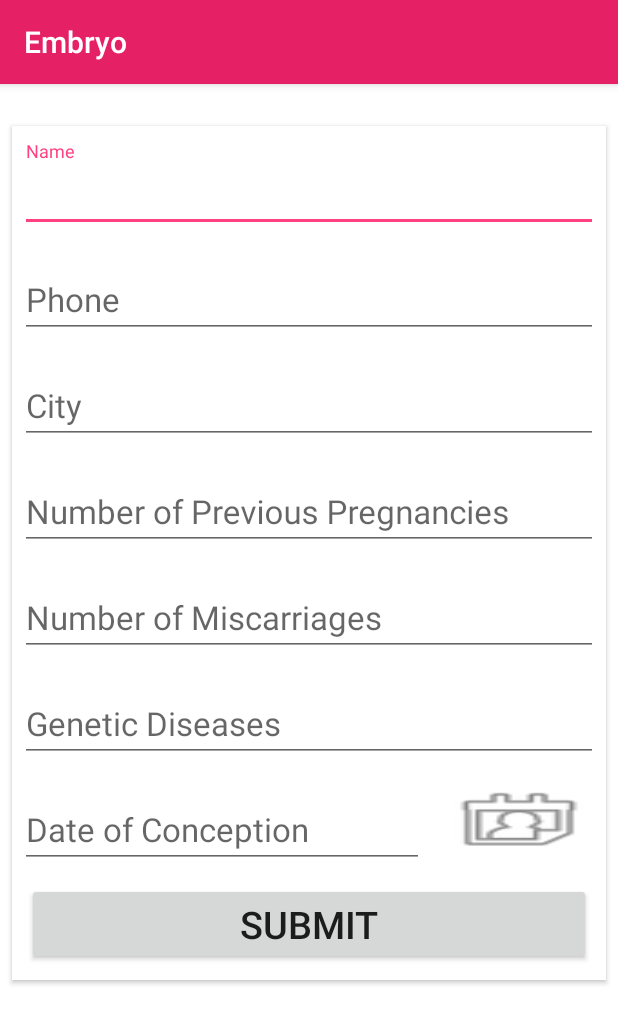
After one commit to rahul2307/Embryo, an Android app: the RegisterActivity screen opened directly, with no data from a screen before it, on a phone screen of 412 x 824 dp. The commit adds this screen. Shown: the top 1024 px of the screen. Run offline under Robolectric (Android 15) with nearby library versions, the phone set to English and light mode, and no system bars.

Commit message:
Register Activity Done

```diff
--- a/app/build.gradle
+++ b/app/build.gradle
@@ -27,4 +27,6 @@ dependencies {
     compile 'com.squareup.retrofit2:converter-gson:2.0.0'
     compile 'com.android.support:design:23.4.0'
     compile 'com.android.support:support-v4:23.4.0'
+    compile 'com.android.support:cardview-v7:23.4.0'
+    compile 'com.android.support:recyclerview-v7:23.4.0'
 }
--- a/app/src/main/java/com/savages/embryo/embryo/Bean/Constants.java
+++ b/app/src/main/java/com/savages/embryo/embryo/Bean/Constants.java
@@ -4,11 +4,11 @@ package com.savages.embryo.embryo.Bean;
  * Created by Asus on 04-02-2017.
  */
 public class Constants {
-    public static final String BASE_URL = "http://10.0.2.2/";
+    public static final String BASE_URL = "http://192.168.43.134/";
     public static final String REGISTER_OPERATION = "register";
     public static final String LOGIN_OPERATION = "login";
 
-
+    public static final String PREFERENCE_NAME = "pref";
     public static final String SUCCESS = "success";
     public static final String FAILURE = "failure";
     public static final String NEW_USER= "new_user";
--- /dev/null
+++ b/app/src/main/java/com/savages/embryo/embryo/Server/RegisterActivity.java
@@ -0,0 +1,137 @@
+package com.savages.embryo.embryo.Server;
+
+import android.app.Fragment;
+import android.app.FragmentTransaction;
+import android.content.Context;
+import android.content.SharedPreferences;
+import android.support.v7.app.AppCompatActivity;
+import android.os.Bundle;
+import android.support.v7.widget.AppCompatButton;
+import android.util.Log;
+import android.view.View;
+import android.widget.Button;
+import android.widget.EditText;
+import android.widget.Toast;
+
+import com.savages.embryo.embryo.Bean.Constants;
+import com.savages.embryo.embryo.Bean.Patient;
+import com.savages.embryo.embryo.R;
+
+import retrofit2.Call;
+import retrofit2.Callback;
+import retrofit2.Retrofit;
+import retrofit2.converter.gson.GsonConverterFactory;
+
+public class RegisterActivity extends AppCompatActivity {
+    private EditText name;
+    private EditText phone;
+    private EditText city;
+    private EditText nopp;
+    private EditText nom;
+    private EditText genetic;
+    private EditText doctor;
+    private SharedPreferences pref;
+    private Button Submit;
+
+    @Override
+    protected void onCreate(Bundle savedInstanceState) {
+        super.onCreate(savedInstanceState);
+        setContentView(R.layout.activity_register);
+        initViews();
+        Submit.setOnClickListener(new View.OnClickListener() {
+            @Override
+            public void onClick(View v) {
+                //Toast.makeText(RegisterBookAdActivity.this, "click tw hua", Toast.LENGTH_SHORT).show();
+                String patientName = name.getText().toString();
+                String patientPhone = phone.getText().toString();
+                String patientCity = city.getText().toString();
+                String patientNopp = nopp.getText().toString();
+                String patientNom = nom.getText().toString();
+                String patientGenetic = genetic.getText().toString();
+                String patientDoc = doctor.getText().toString();
+                // TODO: 18-06-2016
+
+
+                if(!patientName.isEmpty())
+                    registerAdProcess(patientName,patientPhone, patientCity, patientNopp, patientNom, patientGenetic,patientDoc);
+                else {
+                    Toast.makeText(RegisterActivity.this, "Fields are empty!", Toast.LENGTH_SHORT).show();
+                }
+            }
+        });
+
+
+    }
+
+    private void registerAdProcess(String patientName, String patientPhone, String patientCity, String patientNopp, String patientNom, String patientGenetic, String patientDoc) {
+        Retrofit retrofit = new Retrofit.Builder()
+                .baseUrl(Constants.BASE_URL)
+                .addConverterFactory(GsonConverterFactory.create())
+                .build();
+
+        RequestInterface RequestInterfaceAdBean = retrofit.create(RequestInterface.class);
+
+
+        Patient pt = new Patient();
+
+        pt.setName(patientName);
+        pt.setPhone(patientPhone);
+        pt.setCity(patientCity);
+        pt.setNopp(patientNopp);
+        pt.setNom(patientNom);
+        pt.setGenetic(patientGenetic);
+        pt.setDoctor(patientDoc);
+
+
+
+        ServerRequest request = new ServerRequest();
+        request.setOperation(Constants.REGISTER_OPERATION);
+        request.setPatient(pt);
+
+        Call<ServerResponse> response = RequestInterfaceAdBean.operation(request);
+
+        response.enqueue(new Callback<ServerResponse>() {
+            @Override
+            public void onResponse(Call<ServerResponse> call, retrofit2.Response<ServerResponse> response) {
+                //Toast.makeText(RegisterBookAdActivity.this, "yha tk sab sahi hai", Toast.LENGTH_SHORT).show();
+                //Toast.makeText(RegisterBookAdActivity.this, pref.getString(Constants.EMAIL, null), Toast.LENGTH_SHORT).show();
+                ServerResponse resp = response.body();
+                //Toast.makeText(RegisterBookAdActivity.this, resp.getMessage(), Toast.LENGTH_SHORT).show();
+                //Snackbar.make(getView(), resp.getMessage(), Snackbar.LENGTH_LONG).show();
+
+                //progress.setVisibility(View.INVISIBLE);
+/*
+                if(!resp.getMessage().toString().equalsIgnoreCase("Invalid Email"))
+                    goToOtp();
+*/
+            }
+
+
+            @Override
+            public void onFailure(Call<ServerResponse> call, Throwable t) {
+
+                //progress.setVisibility(View.INVISIBLE);
+                Log.d(Constants.TAG,"failed");
+                //Toast.makeText(RegisterBookAdActi.this, t.getLocalizedMessage(), Toast.LENGTH_SHORT).show();
+                //Snackbar.make(getView(), t.getLocalizedMessage(), Snackbar.LENGTH_LONG).show();
+
+            }
+        });
+    }
+
+    public void initViews(){
+
+        pref = this.getSharedPreferences(Constants.PREFERENCE_NAME, Context.MODE_PRIVATE);
+
+        name = (EditText) findViewById(R.id.name_register);
+        phone  = (EditText) findViewById(R.id.phone_register);
+        city = (EditText) findViewById(R.id.city_register);
+        nopp = (EditText) findViewById(R.id.nopp_register);
+        nom = (EditText) findViewById(R.id.nom_register);
+        genetic = (EditText) findViewById(R.id.genetic_register);
+        doctor =(EditText)findViewById(R.id.doctor_register);
+        Submit= (Button) findViewById(R.id.submit_btn);
+
+
+    }
+}
--- a/app/src/main/java/com/savages/embryo/embryo/Server/RequestInterface.java
+++ b/app/src/main/java/com/savages/embryo/embryo/Server/RequestInterface.java
@@ -8,6 +8,6 @@ import retrofit2.http.POST;
  * Created by Asus on 04-02-2017.
  */
 public interface RequestInterface {
-    @POST("learn2crack-login-register/")
+    @POST("login/")
     Call<ServerResponse> operation(@Body ServerRequest request);
 }
--- /dev/null
+++ b/app/src/main/res/layout/activity_register.xml
@@ -0,0 +1,202 @@
+<RelativeLayout xmlns:android="http://schemas.android.com/apk/res/android"
+    xmlns:tools="http://schemas.android.com/tools"
+    android:layout_width="match_parent"
+    android:layout_height="match_parent"
+    android:background="#ffffff"
+    >
+    <ScrollView
+        android:layout_width="match_parent"
+        android:layout_height="match_parent">
+        <LinearLayout
+            android:layout_width="match_parent"
+            android:layout_height="match_parent"
+            android:layout_marginTop="20dp"
+            android:orientation="vertical"
+            android:id="@+id/submit_an_ad_linear_layout"
+            android:backgroundTint="#373e36">
+            <FrameLayout
+                android:layout_width="match_parent"
+                android:layout_height="wrap_content"
+                android:id="@+id/fragment_frame"
+                >
+            </FrameLayout>
+
+            <android.support.v7.widget.CardView xmlns:android="http://schemas.android.com/apk/res/android"
+                xmlns:tools="http://schemas.android.com/tools"
+                xmlns:cardView="http://schemas.android.com/apk/res-auto"
+                android:id="@+id/submit_an_ad_cardview_second"
+                android:layout_width="wrap_content"
+                android:layout_height="wrap_content"
+                android:layout_margin="8dp"
+                android:paddingBottom="100dp"
+                cardView:cardCornerRadius="0dp"
+                cardView:cardElevation="2dp"
+
+                >
+
+                <RelativeLayout
+                    android:layout_width="match_parent"
+                    android:layout_height="wrap_content"
+
+                    >
+                    <LinearLayout
+                        android:layout_width="match_parent"
+                        android:layout_height="wrap_content"
+                        android:orientation="vertical"
+                        android:paddingBottom="10dp"
+                        >
+                        <android.support.design.widget.TextInputLayout
+                            android:layout_width="match_parent"
+                            android:layout_height="wrap_content"
+                            android:layout_marginTop="10dp"
+                            android:paddingLeft="5dp"
+                            android:paddingRight="5dp"
+
+                            >
+
+                            <EditText
+                                android:hint="Name"
+                                android:textSize="22dp"
+
+                                android:layout_width="match_parent"
+                                android:layout_height="wrap_content"
+                                android:maxLines="2"
+                                android:inputType="textPersonName"
+                                android:id="@+id/name_register"/>
+
+                        </android.support.design.widget.TextInputLayout>
+
+                        <android.support.design.widget.TextInputLayout
+
+                            android:layout_width="match_parent"
+                            android:layout_height="wrap_content"
+                            android:layout_marginTop="10dp"
+                            android:paddingLeft="5dp"
+                            android:paddingRight="5dp">
+                            <EditText
+                                android:hint="Phone"
+                                android:textSize="22dp"
+                                android:layout_width="match_parent"
+                                android:layout_height="wrap_content"
+                                android:maxLines="2"
+                                android:inputType="phone"
+                                android:id="@+id/phone_register"></EditText>
+
+                        </android.support.design.widget.TextInputLayout>
+                        <android.support.design.widget.TextInputLayout
+
+                            android:layout_width="match_parent"
+                            android:layout_height="wrap_content"
+                            android:layout_marginTop="10dp"
+                            android:paddingLeft="5dp"
+                            android:paddingRight="5dp">
+                            <EditText
+                                android:hint="City"
+                                android:textSize="22dp"
+                                android:layout_width="match_parent"
+                                android:layout_height="wrap_content"
+                                android:maxLines="2"
+                                android:inputType="text"
+                                android:id="@+id/city_register"/>
+
+                        </android.support.design.widget.TextInputLayout>
+                        <android.support.design.widget.TextInputLayout
+
+                            android:layout_width="match_parent"
+                            android:layout_height="wrap_content"
+                            android:layout_marginTop="10dp"
+                            android:paddingLeft="5dp"
+                            android:paddingRight="5dp">
+
+                            <EditText
+                                android:hint="Number of Previous Pregnancies"
+                                android:textSize="22dp"
+                                android:layout_width="match_parent"
+                                android:layout_height="wrap_content"
+                                android:maxLines="25"
+                                android:inputType="number"
+                                android:id="@+id/nopp_register"/>
+
+                        </android.support.design.widget.TextInputLayout>
+                        <android.support.design.widget.TextInputLayout
+
+                            android:layout_width="match_parent"
+                            android:layout_height="wrap_content"
+                            android:layout_marginTop="10dp"
+                            android:paddingLeft="5dp"
+                            android:paddingRight="5dp">
+
+                            <EditText
+                                android:hint="Number of Miscarriages"
+                                android:textSize="22dp"
+                                android:layout_width="match_parent"
+                                android:layout_height="wrap_content"
+                                android:maxLines="25"
+                                android:inputType="number"
+                                android:id="@+id/nom_register"/>
+
+                        </android.support.design.widget.TextInputLayout>
+                        <android.support.design.widget.TextInputLayout
+
+                            android:layout_width="match_parent"
+                            android:layout_height="wrap_content"
+                            android:layout_marginTop="10dp"
+                            android:paddingLeft="5dp"
+                            android:paddingRight="5dp">
+
+                            <EditText
+                                android:hint="Genetic Diseases"
+                                android:textSize="22dp"
+                                android:layout_width="match_parent"
+                                android:layout_height="wrap_content"
+                                android:maxLines="25"
+                                android:inputType="text"
+                                android:id="@+id/genetic_register"/>
+
+                        </android.support.design.widget.TextInputLayout>
+                        <LinearLayout
+                            android:layout_width="match_parent"
+                            android:layout_height="wrap_content"
+                            android:orientation="horizontal"><android.support.design.widget.TextInputLayout
+                            android:orientation="vertical"
+                            android:layout_width="280dp"
+                            android:layout_height="wrap_content"
+                            android:layout_marginTop="10dp"
+                            android:paddingLeft="5dp"
+                            android:paddingRight="5dp">
+
+                            <EditText
+                                android:hint="Date of Conception"
+                                android:textSize="22dp"
+                                android:layout_width="match_parent"
+                                android:layout_height="wrap_content"
+                                android:maxLines="25"
+                                android:inputType="date"
+                                android:id="@+id/doctor_register"/>
+
+
+                        </android.support.design.widget.TextInputLayout>
+                        <Button
+                            android:layout_width="match_parent"
+                            android:layout_height="wrap_content"
+                            android:id="@+id/calender"
+                            android:background="@android:drawable/ic_menu_my_calendar"/>Button
+                        </LinearLayout>
+                        <Button
+                            android:layout_width="match_parent"
+
+                            android:layout_height="wrap_content"
+                            android:id="@+id/submit_btn"
+                            android:text="Submit"
+                            android:textSize="25dp"
+                            android:layout_marginLeft="10dp"
+                            android:layout_marginRight="10dp"
+                            android:layout_marginTop="10dp"
+
+                            />
+                    </LinearLayout>
+                </RelativeLayout>
+            </android.support.v7.widget.CardView>
+        </LinearLayout>
+    </ScrollView>
+</RelativeLayout>
--- a/app/src/main/res/layout/fragment_register.xml
+++ b/app/src/main/res/layout/fragment_register.xml
@@ -8,7 +8,7 @@
     android:layout_height="match_parent">
 
     <TextView
-        android:text="Learn2Crack"
+        android:text="Embryo"
         android:textSize="22sp"
         android:textAlignment="center"
         android:layout_marginBottom="20dp"
@@ -63,6 +63,7 @@
 
     </android.support.design.widget.TextInputLayout>
 
+
     <android.support.v7.widget.AppCompatButton
         android:id="@+id/btn_register"
         android:text="Register"
--- a/app/src/main/res/values/colors.xml
+++ b/app/src/main/res/values/colors.xml
@@ -1,6 +1,6 @@
 <?xml version="1.0" encoding="utf-8"?>
 <resources>
-    <color name="colorPrimary">#3F51B5</color>
-    <color name="colorPrimaryDark">#303F9F</color>
+    <color name="colorPrimary">#E62065</color>
+    <color name="colorPrimaryDark">#b41a4f</color>
     <color name="colorAccent">#FF4081</color>
 </resources>
```
Also changed, not shown: app/src/main/AndroidManifest.xml (+7 -5 lines), app/src/main/java/com/savages/embryo/embryo/Bean/Patient.java (added, +70 -0 lines), app/src/main/java/com/savages/embryo/embryo/Bean/User.java (+21 -1 lines), app/src/main/java/com/savages/embryo/embryo/Fragments/LoginFragment.java (deleted, +0 -156 lines), app/src/main/java/com/savages/embryo/embryo/Fragments/RegisterFragment.java (+21 -5 lines), app/src/main/java/com/savages/embryo/embryo/Login.java (+13 -6 lines), app/src/main/java/com/savages/embryo/embryo/MainActivity.java (added, +30 -0 lines), app/src/main/java/com/savages/embryo/embryo/Server/ServerRequest.java (+7 -4 lines), app/src/main/res/layout/activity_main.xml (added, +27 -0 lines), app/src/main/res/drawable/embryofront.png (added).
